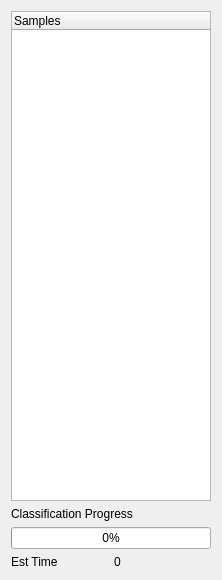
Before: the Qt Designer form pyqt_designer/run_organizer.ui in Hauptman-Woodward/Marco_Polo, drawn with Qt 5.
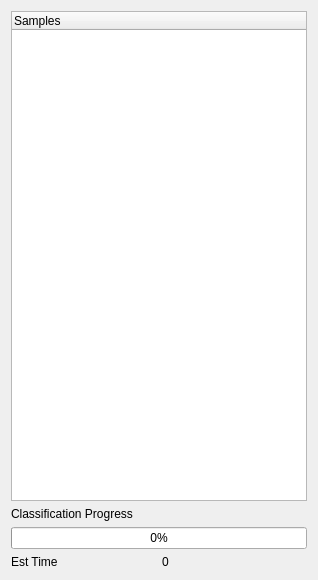
After: the same form once the commit is applied. Custom widgets are drawn as their Qt base class.

Diff of the .ui file:
```diff
--- a/pyqt_designer/run_organizer.ui
+++ b/pyqt_designer/run_organizer.ui
@@ -6,7 +6,7 @@
    <rect>
     <x>0</x>
     <y>0</y>
-    <width>218</width>
+    <width>318</width>
     <height>580</height>
    </rect>
   </property>
@@ -18,7 +18,7 @@
     <widget class="RunTree" name="runTree">
      <property name="minimumSize">
       <size>
-       <width>200</width>
+       <width>0</width>
        <height>0</height>
       </size>
      </property>
```
Left out of the diff: 2 changed lines with no effect on the pictures.
